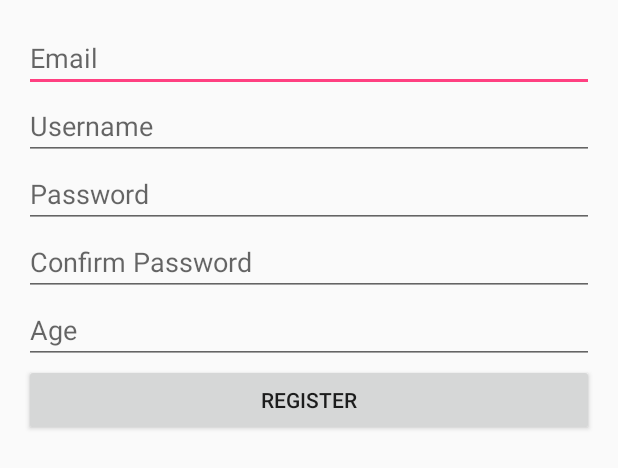
After one commit to BandUp/band-up-android, an Android app: the layout activity_register.xml on its own in the app's theme, with its tools: preview values and no code run, on a phone screen of 412 x 824 dp. The commit adds this screen. Shown: the top 468 px of the screen. Run offline under Robolectric (Android 15) with nearby library versions, the phone set to English and light mode, and no system bars.

Commit message:
Adding registration class og .xml

```diff
--- a/app/build.gradle
+++ b/app/build.gradle
@@ -24,4 +24,5 @@ dependencies {
     testCompile 'junit:junit:4.12'
     compile 'com.android.support:appcompat-v7:24.2.0'
     compile 'com.github.nkzawa:socket.io-client:0.3.0'
+    compile 'com.android.volley:volley:1.0.0'           // adding volley library
 }
--- a/app/src/main/java/com/melodies/bandup/MainActivity.java
+++ b/app/src/main/java/com/melodies/bandup/MainActivity.java
@@ -1,5 +1,6 @@
 package com.melodies.bandup;
 
+import android.content.Intent;
 import android.os.Bundle;
 import android.support.v7.app.AppCompatActivity;
 import android.view.View;
@@ -11,6 +12,11 @@ import com.github.nkzawa.socketio.client.Socket;
 import java.net.URISyntaxException;
 
 public class MainActivity extends AppCompatActivity implements View.OnClickListener{
+
+    public void onClickRegister(View v) {
+        Intent registerIntent = new Intent(MainActivity.this, Register.class);
+        MainActivity.this.startActivity(registerIntent);
+    }
 
     public void onClick(View v) {
         switch (v.getId()) {
--- /dev/null
+++ b/app/src/main/java/com/melodies/bandup/Register.java
@@ -0,0 +1,8 @@
+package com.melodies.bandup;
+
+/**
+ * Created by Linux on 1.9.2016.
+ */
+public class Register {
+
+}
--- /dev/null
+++ b/app/src/main/res/layout/activity_register.xml
@@ -0,0 +1,73 @@
+<?xml version="1.0" encoding="utf-8"?>
+<RelativeLayout xmlns:android="http://schemas.android.com/apk/res/android"
+    xmlns:tools="http://schemas.android.com/tools"
+    android:layout_width="match_parent"
+    android:layout_height="match_parent"
+    android:paddingBottom="@dimen/activity_vertical_margin"
+    android:paddingLeft="@dimen/activity_horizontal_margin"
+    android:paddingRight="@dimen/activity_horizontal_margin"
+    android:paddingTop="@dimen/activity_vertical_margin"
+    tools:context=".Register">
+
+    <EditText
+        android:id="@+id/etEmail"
+        android:layout_width="wrap_content"
+        android:layout_height="wrap_content"
+        android:layout_alignParentEnd="true"
+        android:layout_alignParentStart="true"
+        android:layout_alignParentTop="true"
+        android:hint="Email" />
+
+    <EditText
+        android:id="@+id/etUsername"
+        android:layout_width="wrap_content"
+        android:layout_height="wrap_content"
+        android:layout_alignEnd="@+id/etEmail"
+        android:layout_alignParentStart="true"
+        android:layout_below="@+id/etEmail"
+        android:hint="Username" />
+
+    <EditText
+        android:id="@+id/etPassword"
+        android:layout_width="wrap_content"
+        android:layout_height="wrap_content"
+        android:layout_alignEnd="@+id/etUsername"
+        android:layout_alignParentStart="true"
+        android:layout_below="@+id/etUsername"
+        android:ems="10"
+        android:hint="Password"
+        android:inputType="textPassword" />
+
+    <EditText
+        android:id="@+id/etAge"
+        android:layout_width="wrap_content"
+        android:layout_height="wrap_content"
+        android:layout_alignEnd="@+id/etPassword2"
+        android:layout_alignParentStart="true"
+        android:layout_below="@+id/etPassword2"
+        android:ems="10"
+        android:hint="Age"
+        android:inputType="number" />
+
+    <EditText
+        android:id="@+id/etPassword2"
+        android:layout_width="wrap_content"
+        android:layout_height="wrap_content"
+        android:layout_alignEnd="@+id/etPassword"
+        android:layout_alignParentStart="true"
+        android:layout_below="@+id/etPassword"
+        android:ems="10"
+        android:hint="Confirm Password"
+        android:inputType="textPassword" />
+
+    <Button
+        android:id="@+id/btnRegister"
+        android:layout_width="wrap_content"
+        android:layout_height="wrap_content"
+        android:layout_alignEnd="@+id/etAge"
+        android:layout_alignParentStart="true"
+        android:layout_below="@+id/etAge"
+        android:onClick="onClickRegister"
+        android:text="Register" />
+
+</RelativeLayout>
```
